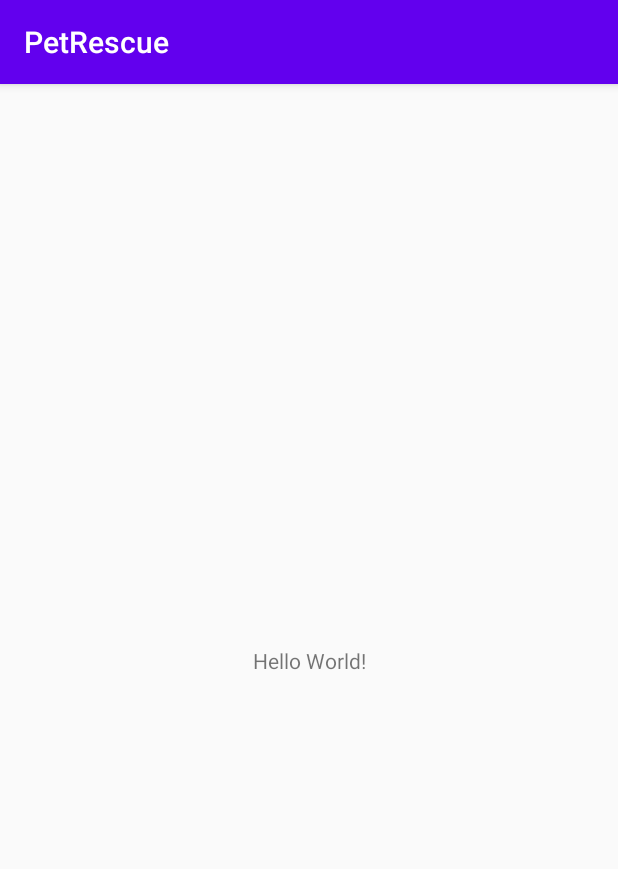
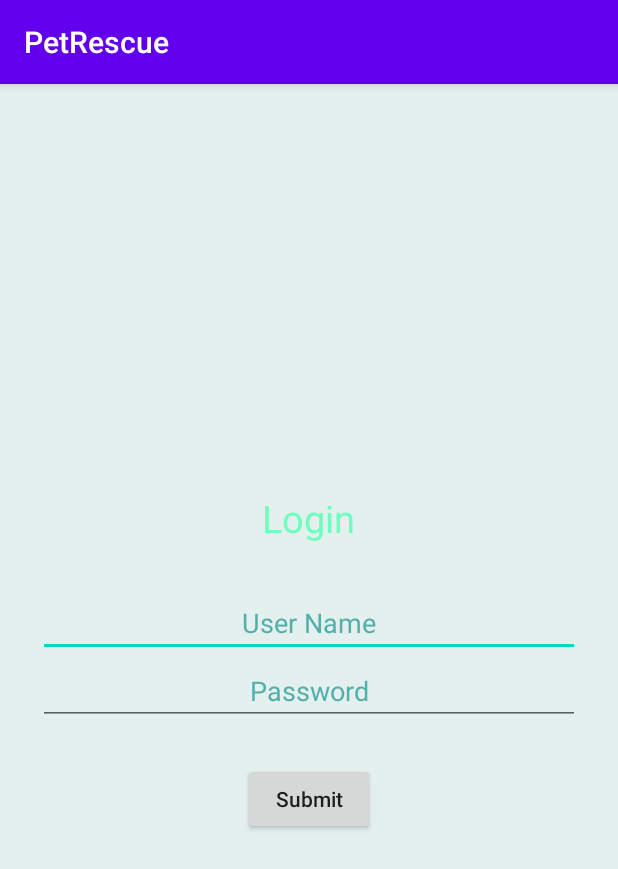
Before and after one commit to BrianWolko/PetRescue, an Android app: the screen it shows after launch (MainActivity), on a phone screen of 412 x 824 dp. Shown: the top 869 px of the screen. Run offline under Robolectric (Android 15) with nearby library versions, the phone set to English and light mode, and no system bars.

Commit message:
layout login

```diff
--- a/app/src/main/res/layout/activity_main.xml
+++ b/app/src/main/res/layout/activity_main.xml
@@ -6,13 +6,51 @@
     android:layout_height="match_parent"
     tools:context=".MainActivity">
 
-    <TextView
-        android:layout_width="wrap_content"
-        android:layout_height="wrap_content"
-        android:text="Hello World!"
-        app:layout_constraintBottom_toBottomOf="parent"
-        app:layout_constraintLeft_toLeftOf="parent"
-        app:layout_constraintRight_toRightOf="parent"
-        app:layout_constraintTop_toTopOf="parent" />
+    <LinearLayout
+        android:id="@+id/ll_main_layout"
+        android:layout_width="match_parent"
+        android:layout_height="match_parent"
+        android:gravity="center"
+        android:background="#e4f0ee"
+        android:padding="25dp"
+        android:orientation="vertical">
+        <TextView
+            android:layout_width="wrap_content"
+            android:layout_height="wrap_content"
+            android:textSize="25dp"
+            android:textColor="#6dffbf"
+            android:padding="30dp"
+            android:text="Login"/>
+        <EditText
+            android:id="@+id/et_user_name"
+            android:hint="User Name"
+            android:textColor="#6bfff7"
+            android:textColorHint="#52afaa"
+            android:textAlignment="center"
+            android:layout_width="match_parent"
+            android:layout_height="wrap_content"/>
+        <EditText
+            android:id="@+id/et_password"
+            android:hint="Password"
+            android:textColor="#6bfff7"
+            android:textColorHint="#52afaa"
+            android:textAlignment="center"
+            android:inputType="textPassword"
+            android:layout_width="match_parent"
+            android:layout_height="wrap_content"/>
+        <LinearLayout
+            android:layout_width="match_parent"
+            android:layout_height="wrap_content"
+            android:gravity="center"
+            android:padding="25dp"
+            android:orientation="horizontal">
+            <Button
+                android:id="@+id/btn_submit"
+                android:text="Submit"
+                android:textAllCaps="false"
+                android:layout_width="wrap_content"
+                android:layout_height="wrap_content" />
+        </LinearLayout>
+    </LinearLayout>
 
 </androidx.constraintlayout.widget.ConstraintLayout>
```
